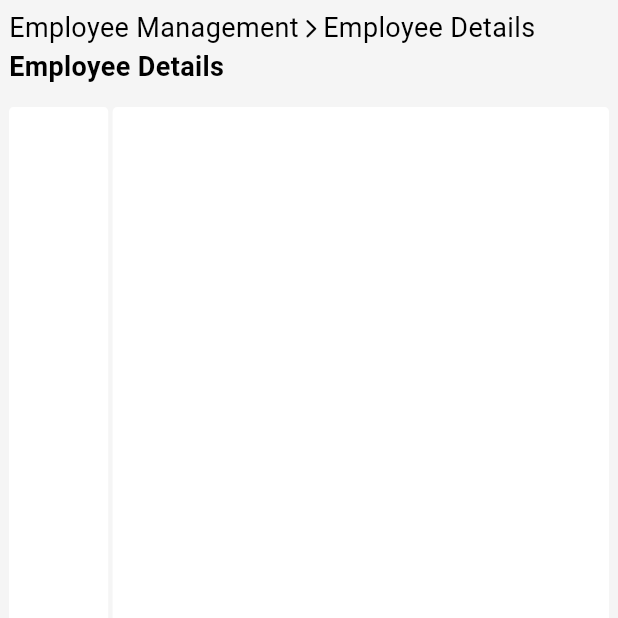
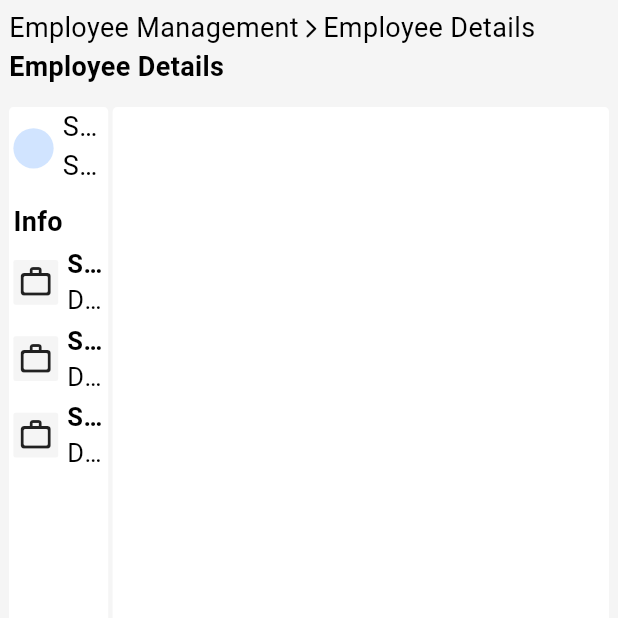
Before and after one commit to saravanan2k03/attandance_desktop_component, a Flutter app: the screen it shows after launch, on a phone screen of 412 x 824 dp, the top half of it. Run offline on Flutter 3.47's test engine with Material 3 defaults, Android fonts, the phone set to English and light mode, and no system bars; our stand-ins replace sizer.

Commit message:
Implemented the Filling form

```diff
--- a/lib/EmployeeManagement/employee_details.dart
+++ b/lib/EmployeeManagement/employee_details.dart
@@ -62,6 +62,73 @@ class EmployeeDetails extends StatelessWidget {
                               color: Colors.white,
                               borderRadius: BorderRadius.circular(07.sp),
                             ),
+                            child: Column(
+                              crossAxisAlignment: CrossAxisAlignment.start,
+                              spacing: 07.sp,
+                              children: [
+                                Row(
+                                  mainAxisAlignment: MainAxisAlignment.start,
+                                  children: [
+                                    CircleAvatar(
+                                      radius: 15.sp,
+                                    ).withPadding(
+                                        padding: EdgeInsets.only(top: 07.sp)),
+                                    10.width,
+                                    Expanded(
+                                      child: Column(
+                                        crossAxisAlignment:
+                                            CrossAxisAlignment.start,
+                                        children: [
+                                          AppText.small(
+                                            "Saravanan",
+                                            textOverflow: TextOverflow.ellipsis,
+                                            fontSize: 18,
+                                          ),
+                                          AppText.small(
+                                            "Software Developer",
+                                            textOverflow: TextOverflow.ellipsis,
+                                            fontSize: 18,
+                                          ),
+                                        ],
+                                      ),
+                                    )
+                                  ],
+                                ),
+                                10.height,
+                                Column(
+                                  crossAxisAlignment: CrossAxisAlignment.start,
+                                  children: [
+                                    AppText.medium(
+                                      "Info",
+                                      fontSize: 18,
+                                    ),
+                                    const EmployeeBasicCards(
+                                      label: "Department",
+                                      data: "Software",
+                                      customIcon:
+                                          Icon(Icons.work_outline_rounded),
+                                    ).withPadding(
+                                        padding: EdgeInsets.only(top: 07.sp)),
+                                    const EmployeeBasicCards(
+                                      label: "Department",
+                                      data: "Software",
+                                      customIcon:
+                                          Icon(Icons.work_outline_rounded),
+                                    ).withPadding(
+                                        padding: EdgeInsets.only(top: 07.sp)),
+                                    const EmployeeBasicCards(
+                                      label: "Department",
+                                      data: "Software",
+                                      customIcon:
+                                          Icon(Icons.work_outline_rounded),
+                                    ).withPadding(
+                                        padding: EdgeInsets.only(top: 07.sp)),
+                                  ],
+                                )
+                              ],
+                            ).withPadding(
+                                padding:
+                                    EdgeInsets.symmetric(horizontal: 07.sp)),
                           ),
                         ),
                         07.width,
@@ -71,6 +138,13 @@ class EmployeeDetails extends StatelessWidget {
                             decoration: BoxDecoration(
                               color: Colors.white,
                               borderRadius: BorderRadius.circular(07.sp),
+                            ),
+                            child: Column(
+                              children: [
+                                Container(
+                                  decoration: BoxDecoration(),
+                                )
+                              ],
                             ),
                           ),
                         ),
@@ -88,3 +162,48 @@ class EmployeeDetails extends StatelessWidget {
     );
   }
 }
+
+class EmployeeBasicCards extends StatelessWidget {
+  final String label;
+  final String data;
+  final Icon customIcon;
+  const EmployeeBasicCards({
+    super.key,
+    required this.label,
+    required this.data,
+    required this.customIcon,
+  });
+
+  @override
+  Widget build(BuildContext context) {
+    return Row(
+      children: [
+        Container(
+          decoration: BoxDecoration(
+            color: const Color(0xfff5f5f5),
+            borderRadius: BorderRadius.circular(05.sp),
+          ),
+          child: customIcon.withPadding(padding: EdgeInsets.all(07.sp)),
+        ),
+        10.width,
+        Expanded(
+          child: Column(
+            crossAxisAlignment: CrossAxisAlignment.start,
+            children: [
+              AppText.medium(
+                data,
+                textOverflow: TextOverflow.ellipsis,
+                fontSize: 17,
+              ),
+              AppText.small(
+                label,
+                textOverflow: TextOverflow.ellipsis,
+                fontSize: 17,
+              ),
+            ],
+          ),
+        )
+      ],
+    );
+  }
+}
```
Also changed, not shown: pubspec.lock.
